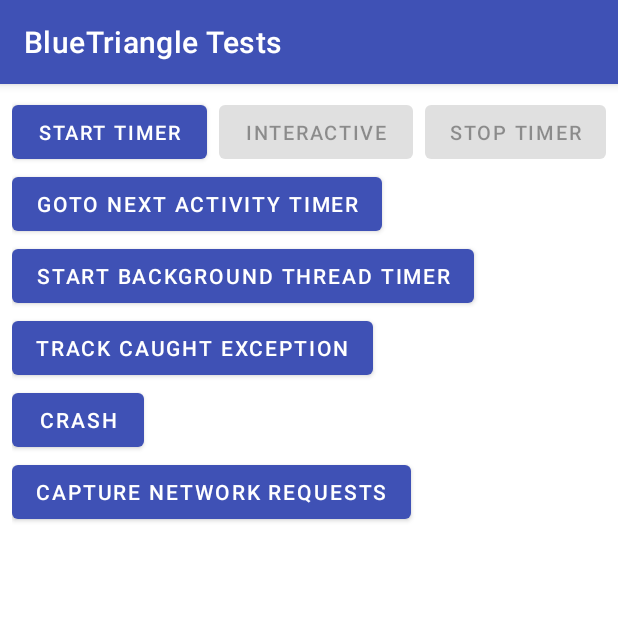
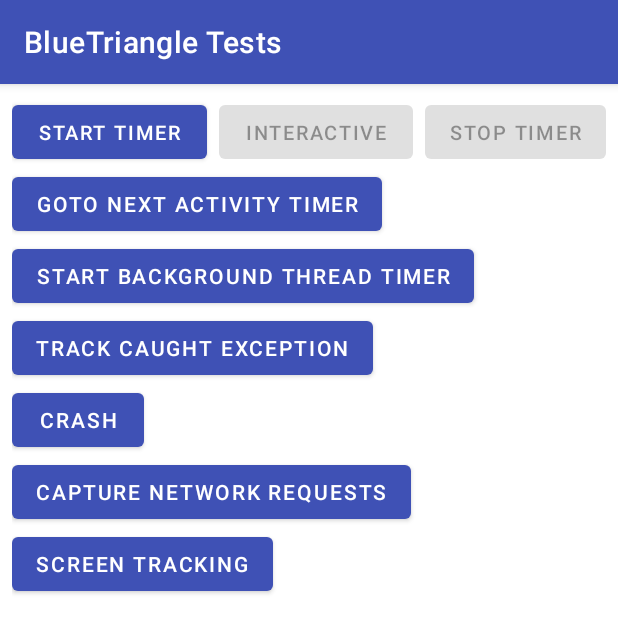
Before and after one commit to blue-triangle-tech/btt-android-sdk, an Android app: the screen it shows after launch (MainActivity), on a phone screen of 412 x 824 dp. Shown: the top 633 px of the screen. Run offline under Robolectric (Android 15) with nearby library versions, the phone set to English and light mode, and no system bars; our stand-ins replace data binding.

Commit message:
Add Fragment Lifecycle tracker

```diff
--- a/analytics/build.gradle
+++ b/analytics/build.gradle
@@ -46,6 +46,7 @@ android {
 
 dependencies {
     implementation 'androidx.core:core-ktx:1.10.0'
+    implementation 'androidx.appcompat:appcompat:1.6.1'
 
     testImplementation 'junit:junit:4.13.2'
     androidTestImplementation 'androidx.test.ext:junit:1.1.5'
--- a/analytics/src/main/java/com/bluetriangle/analytics/Tracker.kt
+++ b/analytics/src/main/java/com/bluetriangle/analytics/Tracker.kt
@@ -6,7 +6,7 @@ import android.content.Context
 import android.text.TextUtils
 import com.bluetriangle.analytics.networkcapture.CapturedRequest
 import com.bluetriangle.analytics.networkcapture.CapturedRequestCollection
-import com.bluetriangle.analytics.screenTracking.AppLifecycleManager
+import com.bluetriangle.analytics.screenTracking.ActivityLifecycleCallbacks
 import java.io.File
 import java.lang.ref.WeakReference
 import java.util.concurrent.ConcurrentHashMap
@@ -462,7 +462,7 @@ class Tracker private constructor(context: Context, configuration: BlueTriangleC
                 return instance
             }
 
-            application.registerActivityLifecycleCallbacks(AppLifecycleManager())
+            application.registerActivityLifecycleCallbacks(ActivityLifecycleCallbacks())
 
             if (configuration.isDebug) {
                 configuration.logger = AndroidLogger(configuration.debugLevel)
--- a/analytics/src/main/java/com/bluetriangle/analytics/screenTracking/AppLifecycleManager.kt
+++ b/analytics/src/main/java/com/bluetriangle/analytics/screenTracking/ActivityLifecycleCallbacks.kt
@@ -1,15 +1,21 @@
 package com.bluetriangle.analytics.screenTracking
+
 
 import android.app.Activity
 import android.app.Application
+import android.os.Build
 import android.os.Bundle
 import android.util.Log
+import androidx.annotation.RequiresApi
+import androidx.fragment.app.FragmentActivity
 
-class AppLifecycleManager : Application.ActivityLifecycleCallbacks {
+class ActivityLifecycleCallbacks : Application.ActivityLifecycleCallbacks {
     private val startedActivities: MutableList<Activity?> = ArrayList()
     private var visibleActivity: Activity? = null
 
     override fun onActivityCreated(activity: Activity, bundle: Bundle?) {
+        if (Build.VERSION.SDK_INT > Build.VERSION_CODES.O && activity is FragmentActivity)
+            registerFragmentLifecycleCallbacks(activity)
     }
 
     override fun onActivityDestroyed(activity: Activity) {
@@ -22,9 +28,9 @@ class AppLifecycleManager : Application.ActivityLifecycleCallbacks {
     }
 
     override fun onActivityResumed(activity: Activity) {
-        if (visibleActivity == null || visibleActivity!!.taskId != activity.taskId) {
+        if (visibleActivity == null || visibleActivity!!.localClassName != activity.localClassName) {
             visibleActivity = activity
-            Log.i("Screen Tracking", activity.localClassName)
+            Log.i("Act Screen Tracking", activity.localClassName)
             //TODO:: report screen view event
         }
     }
@@ -36,4 +42,12 @@ class AppLifecycleManager : Application.ActivityLifecycleCallbacks {
     override fun onActivityStopped(activity: Activity) {
         startedActivities.remove(activity)
     }
+
+    @RequiresApi(Build.VERSION_CODES.O)
+    private fun registerFragmentLifecycleCallbacks(activity: FragmentActivity) {
+        activity.supportFragmentManager.registerFragmentLifecycleCallbacks(
+            FragmentLifecycleCallbacks(),
+            false
+        )
+    }
 }
--- /dev/null
+++ b/analytics/src/main/java/com/bluetriangle/analytics/screenTracking/FragmentLifecycleCallbacks.kt
@@ -0,0 +1,20 @@
+package com.bluetriangle.analytics.screenTracking
+
+import android.os.Build
+import android.util.Log
+import androidx.annotation.RequiresApi
+import androidx.fragment.app.Fragment
+import androidx.fragment.app.FragmentManager
+
+@RequiresApi(Build.VERSION_CODES.O)
+class FragmentLifecycleCallbacks : FragmentManager.FragmentLifecycleCallbacks() {
+    private var visibleFragment: Fragment? = null
+
+    override fun onFragmentResumed(fragmentManager: FragmentManager, fragment: Fragment) {
+        if (visibleFragment == null || visibleFragment!!.id != fragment.id) {
+            visibleFragment = fragment
+            Log.i("Frg Screen Tracking", visibleFragment!!.javaClass.simpleName)
+            //TODO:: report screen view event
+        }
+    }
+}
--- a/app/src/main/AndroidManifest.xml
+++ b/app/src/main/AndroidManifest.xml
@@ -21,6 +21,9 @@
             </intent-filter>
         </activity>
         <activity android:name=".NextActivity" />
+        <activity
+            android:name=".ScreenTrackingActivity"
+            android:exported="false" />
 
 <!--        <meta-data android:name="com.blue-triangle.site-id" android:value="mobelux3271241z" />-->
 <!--        <meta-data android:name="com.blue-triangle.debug" android:value="true" />-->
--- a/app/src/main/res/layout/activity_main.xml
+++ b/app/src/main/res/layout/activity_main.xml
@@ -81,5 +81,11 @@
             android:layout_height="wrap_content"
             android:text="Capture Network Requests" />
 
+        <com.google.android.material.button.MaterialButton
+            android:id="@+id/buttonScreenTrack"
+            android:layout_width="wrap_content"
+            android:layout_height="wrap_content"
+            android:text="Screen Tracking" />
+
     </LinearLayout>
 </layout>
```
Also changed, not shown: app/src/main/java/com/bluetriangle/android/demo/MainActivity.kt (+8 -0 lines), app/src/main/java/com/bluetriangle/android/demo/ScreenTrackingActivity.kt (added, +17 -0 lines), app/src/main/java/com/bluetriangle/android/demo/ScreenTrackingFragment.kt (added, +21 -0 lines), app/src/main/res/layout/activity_screen_tracking.xml (added, +11 -0 lines), app/src/main/res/layout/fragment_screen_tracking.xml (added, +24 -0 lines).
